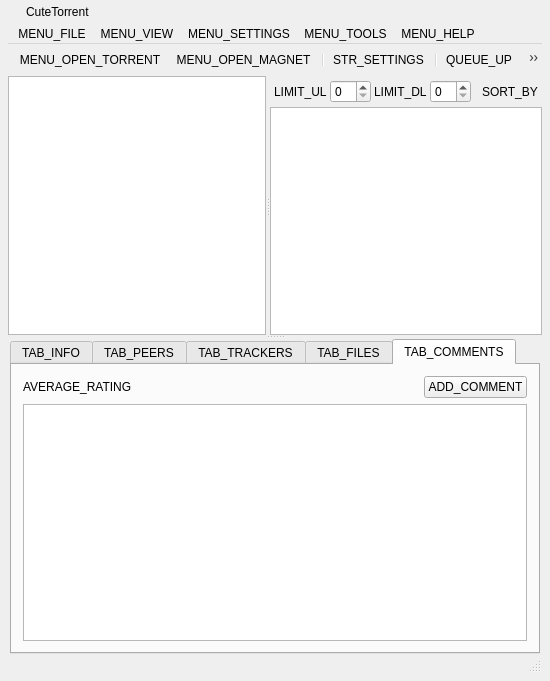
Before: the Qt Designer form src/core/gui/FormFiles/CustomWindow.ui in CuteTorrent/CuteTorrent, drawn with Qt 5.
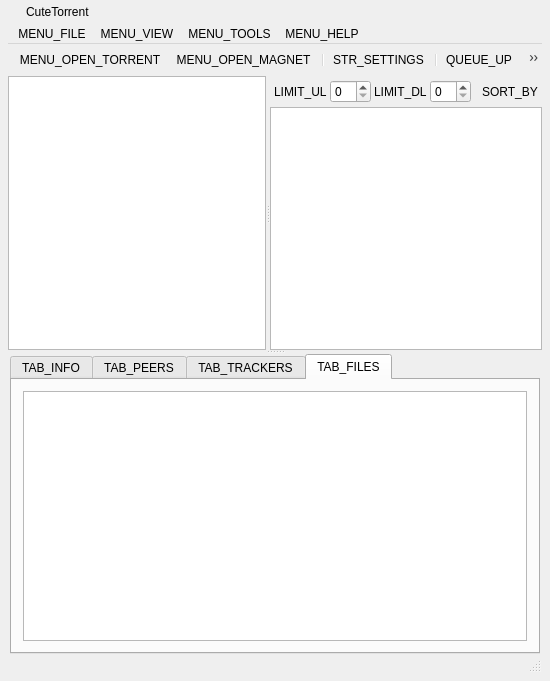
After: the same form once the commit is applied. Icons and pictures are not drawn.

Commit message: Updated translations - Removed unused strings Removed Comments - functionality

Patch:
```diff
--- a/src/core/gui/FormFiles/CustomWindow.ui
+++ b/src/core/gui/FormFiles/CustomWindow.ui
@@ -448,7 +448,7 @@
                 <bool>true</bool>
                </property>
                <property name="currentIndex">
-                <number>4</number>
+                <number>3</number>
                </property>
                <widget class="QWidget" name="tab">
                 <property name="mouseTracking">
@@ -839,43 +839,6 @@
                  </item>
                 </layout>
                </widget>
-               <widget class="QWidget" name="tab_5">
-                <attribute name="title">
-                 <string>TAB_COMMENTS</string>
-                </attribute>
-                <layout class="QGridLayout" name="ratingTabLayout">
-                 <item row="0" column="2">
-                  <widget class="QPushButton" name="addCommentButton">
-                   <property name="text">
-                    <string>ADD_COMMENT</string>
-                   </property>
-                  </widget>
-                 </item>
-                 <item row="1" column="0" colspan="3">
-                  <widget class="QListView" name="m_commentsView"/>
-                 </item>
-                 <item row="0" column="0">
-                  <widget class="QLabel" name="label_13">
-                   <property name="text">
-                    <string>AVERAGE_RATING</string>
-                   </property>
-                  </widget>
-                 </item>
-                 <item row="0" column="1">
-                  <spacer name="horizontalSpacer_2">
-                   <property name="orientation">
-                    <enum>Qt::Horizontal</enum>
-                   </property>
-                   <property name="sizeHint" stdset="0">
-                    <size>
-                     <width>40</width>
-                     <height>20</height>
-                    </size>
-                   </property>
-                  </spacer>
-                 </item>
-                </layout>
-               </widget>
               </widget>
              </item>
             </layout>
@@ -926,12 +889,6 @@
          <addaction name="separator"/>
          <addaction name="ACTION_MENUFILE_EXIT"/>
         </widget>
-        <widget class="QMenu" name="settingsMenu">
-         <property name="title">
-          <string>MENU_SETTINGS</string>
-         </property>
-         <addaction name="ACTION_MENU_SETTINGS"/>
-        </widget>
         <widget class="QMenu" name="menu_CuteTorrent">
          <property name="title">
           <string>MENU_HELP</string>
@@ -995,7 +952,6 @@
         </widget>
         <addaction name="fileMenu"/>
         <addaction name="viewMenu"/>
-        <addaction name="settingsMenu"/>
         <addaction name="toolsMenu"/>
         <addaction name="menu_CuteTorrent"/>
        </widget>
```
Left out of the diff: 55 changed lines with no effect on the pictures. The commit also changes 57 other files.
